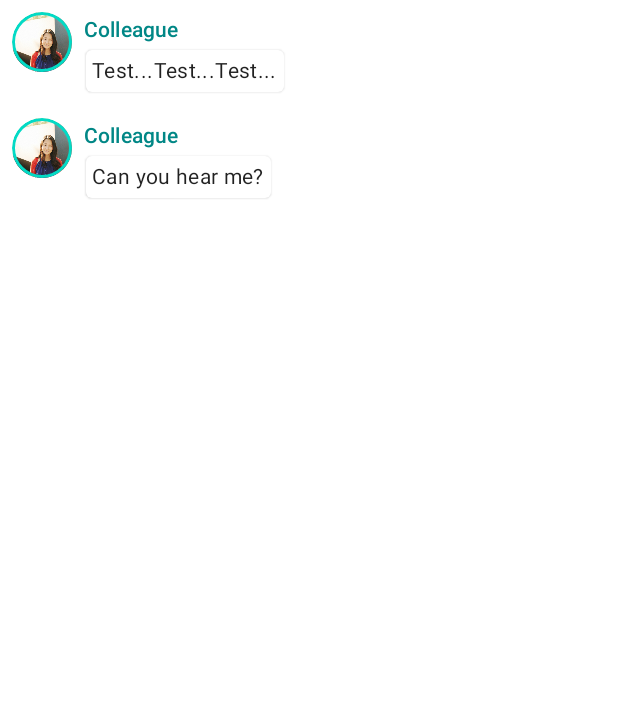
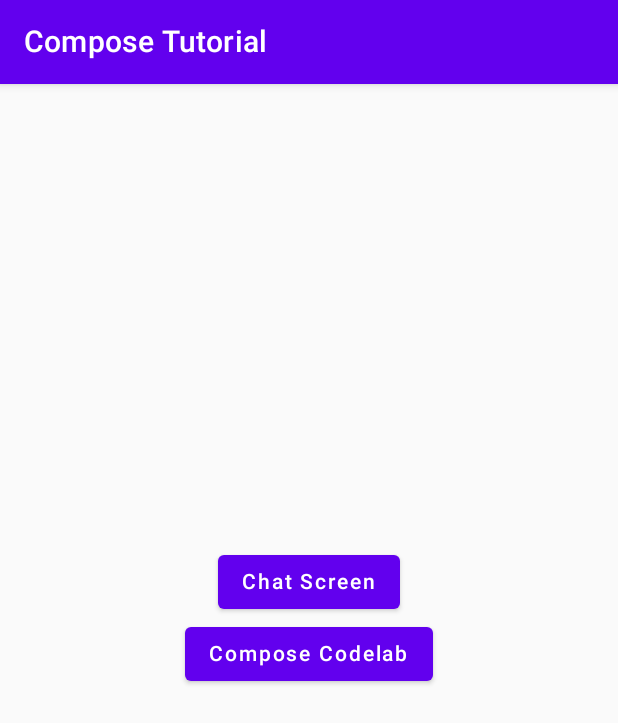
Before and after one commit to nikitha2/ComposeTutorial, an Android app built with Jetpack Compose: the screen it shows after launch (MainActivity), on a phone screen of 412 x 824 dp. Shown: the top 723 px of the screen. Run offline under Robolectric (Android 15) with nearby library versions, the phone set to English and light mode, and no system bars.

Commit message:
CodeLab code along flow

```diff
--- /dev/null
+++ b/app/src/main/java/com/example/composetutorial/BaseActivity.kt
@@ -0,0 +1,26 @@
+package com.example.composetutorial
+
+import android.content.Context
+import android.os.Bundle
+import androidx.activity.ComponentActivity
+import androidx.activity.compose.setContent
+import androidx.compose.material.Text
+import androidx.compose.material.TopAppBar
+import androidx.compose.runtime.Composable
+
+open class BaseActivity : ComponentActivity() {
+    var context: Context? = null
+
+    override fun onCreate(savedInstanceState: Bundle?) {
+        super.onCreate(savedInstanceState)
+        setContent {
+            //Child classes will implement this part
+        }
+
+    }
+
+    @Composable
+    fun TopAppBar(title:String) {
+        TopAppBar({ Text(text = title) })
+    }
+}
--- a/app/src/main/java/com/example/composetutorial/MainActivity.kt
+++ b/app/src/main/java/com/example/composetutorial/MainActivity.kt
@@ -1,109 +1,64 @@
 package com.example.composetutorial
 
+import android.content.Intent
 import android.content.res.Configuration
 import android.os.Bundle
-import androidx.activity.ComponentActivity
 import androidx.activity.compose.setContent
-import androidx.compose.animation.animateColorAsState
-import androidx.compose.animation.animateContentSize
-import androidx.compose.foundation.Image
-import androidx.compose.foundation.border
-import androidx.compose.foundation.clickable
-import androidx.compose.foundation.layout.*
+import androidx.compose.foundation.layout.Arrangement
+import androidx.compose.foundation.layout.fillMaxSize
 import androidx.compose.foundation.lazy.LazyColumn
 import androidx.compose.foundation.lazy.items
-import androidx.compose.foundation.shape.CircleShape
-import androidx.compose.material.MaterialTheme
-import androidx.compose.material.Surface
+import androidx.compose.material.Button
 import androidx.compose.material.Text
-import androidx.compose.runtime.*
+import androidx.compose.runtime.Composable
+import androidx.compose.ui.Alignment
 import androidx.compose.ui.Modifier
-import androidx.compose.ui.draw.clip
-import androidx.compose.ui.res.painterResource
+import androidx.compose.ui.platform.LocalContext
+import androidx.compose.ui.res.stringResource
 import androidx.compose.ui.tooling.preview.Preview
-import androidx.compose.ui.unit.dp
 import com.example.composetutorial.ui.theme.ComposeTutorialTheme
 
-class MainActivity : ComponentActivity() {
+class MainActivity : BaseActivity() {
+
     override fun onCreate(savedInstanceState: Bundle?) {
         super.onCreate(savedInstanceState)
         setContent {
-            ComposeTutorialTheme {
-                // A surface container using the 'background' color from the theme
-                Surface(
+            SetButtons(SampleData.buttons)
+        }
+
+    }
+
+    data class Button(val text: String, val screenToOpen: String)
+
+    @Composable
+    private fun SetButtons(buttons: List<Button>) {
+        TopAppBar(stringResource(R.string.mainLabel))
+        context = LocalContext.current
+        LazyColumn(
             modifier = Modifier.fillMaxSize(),
-                    color = MaterialTheme.colors.background
+            verticalArrangement = Arrangement.Center,
+            horizontalAlignment = Alignment.CenterHorizontally
         ) {
-                    Conversation(SampleData.conversationSample1)
+            items(buttons) { button ->
+                Button(onClick = {
+                    openActivity(button.screenToOpen)
+                }) {
+                    Text(text = button.text)
+                }
 
             }
         }
     }
+
+    private fun openActivity(screenToOpen: String) {
+        when (screenToOpen) {
+            "ChatActivity" -> context?.startActivity(Intent(context, ChatActivity::class.java))
+            "CodelabActivity" -> context?.startActivity(Intent(context, CodeLabActivity::class.java))
+            else -> context?.startActivity(Intent(context, ChatActivity::class.java))
         }
     }
 
-@Composable
-fun Conversation(messages: List<Message>) {
-    LazyColumn {
-        items(messages) { message->
-            MessageCard(message)
-        }
-    }
-}
-
-data class Message(val author: String, val body:String)
-
-@Composable
-fun MessageCard(message: Message) {
-    Row(modifier = Modifier.padding(all = 8.dp)) {
-        Image(painter = painterResource(id = R.drawable.profile_picture),
-              contentDescription = "Profile picture",
-            modifier = Modifier
-                // Set image size to 40 dp
-                .size(40.dp)
-                // Clip image to be shaped as a circle
-                .clip(CircleShape)
-                .border(1.5.dp, MaterialTheme.colors.secondary, CircleShape))
-        // Add a horizontal space between the image and the column
-        Spacer(modifier = Modifier.width(8.dp))
-
-        // We keep track if the message is expanded or not in this
-        // variable
-        var isExpanded by remember { mutableStateOf(false) }
-        // surfaceColor will be updated gradually from one color to the other
-        val surfaceColor by animateColorAsState(
-            if (isExpanded) MaterialTheme.colors.primary else MaterialTheme.colors.surface,
-        )
-        Column(modifier = Modifier.clickable { isExpanded = !isExpanded }) {
-            Text(text = message.author,
-                color = MaterialTheme.colors.secondaryVariant,
-                style = MaterialTheme.typography.subtitle2)
-
-            //Spacer(modifier = Modifier.height(4.dp))
-
-            Surface(
-                shape = MaterialTheme.shapes.medium,
-                elevation = 1.dp,
-                // surfaceColor color will be changing gradually from primary to surface
-                color = surfaceColor,
-                // animateContentSize will change the Surface size gradually
-                modifier = Modifier.animateContentSize().padding(1.dp)
-            ){
-                Text(
-                    text = message.body,
-                    modifier = Modifier.padding(all = 4.dp),
-                    // If the message is expanded, we display all its content
-                    // otherwise we only display the first line
-                    maxLines = if (isExpanded) Int.MAX_VALUE else 1,
-                    style = MaterialTheme.typography.body2
-                )
-            }
-        }
-    }
-
-}
-//preview light mode
-@Preview(name = "Light Mode",showBackground = true)
+    @Preview(name = "Light Mode", showBackground = true)
     //preview dark mode
     @Preview(
         uiMode = Configuration.UI_MODE_NIGHT_YES,
@@ -112,10 +67,8 @@ fun MessageCard(message: Message) {
     )
     @Composable
     fun DefaultPreview() {
-    ComposeTutorialTheme {
-        //Greeting("Android")
-        Conversation(SampleData.conversationSample)
-        //MessageCard(message = Message("Author","Body"))
+        ComposeTutorialTheme() {
+            SetButtons(SampleData.buttons)
         }
-
     }
+}
--- a/app/src/main/java/com/example/composetutorial/SampleData.kt
+++ b/app/src/main/java/com/example/composetutorial/SampleData.kt
@@ -77,6 +77,21 @@ object SampleData {
         Message(
             "Colleague",
             "Can you hear me?"
+        ),
+        Message(
+            "Colleague",
+            "Hey, take a look at Jetpack Compose, it's great!\n" +
+                    "It's the Android's modern toolkit for building native UI." +
+                    "It simplifies and accelerates UI development on Android." +
+                    "Less code, powerful tools, and intuitive Kotlin APIs :)"
         ))
 
+    val buttons = listOf(
+        MainActivity.Button("Chat Screen","ChatActivity"),
+        MainActivity.Button("Compose Codelab","CodelabActivity"))
+
+    val cards = listOf(
+        CodeLabActivity.Greeting("Hello, World","This is the conent for world!"),
+        CodeLabActivity.Greeting("Hello, Compose","This is the conent for Compose!"))
+
 }
--- a/app/src/main/res/values/strings.xml
+++ b/app/src/main/res/values/strings.xml
@@ -1,3 +1,6 @@
 <resources>
     <string name="app_name">ComposeTutorial</string>
+    <string name="mainLabel">Compose Tutorial</string>
+    <string name="chatLabel">Chat UI with Compose Tutorial</string>
+
 </resources>
```
Also changed, not shown: app/build.gradle (+10 -9 lines), app/src/main/AndroidManifest.xml (+16 -4 lines), app/src/main/java/com/example/composetutorial/ChatActivity.kt (added, +122 -0 lines), app/src/main/java/com/example/composetutorial/CodeLabActivity.kt (added, +125 -0 lines). Lines whose indentation alone changed are shown as unchanged.
